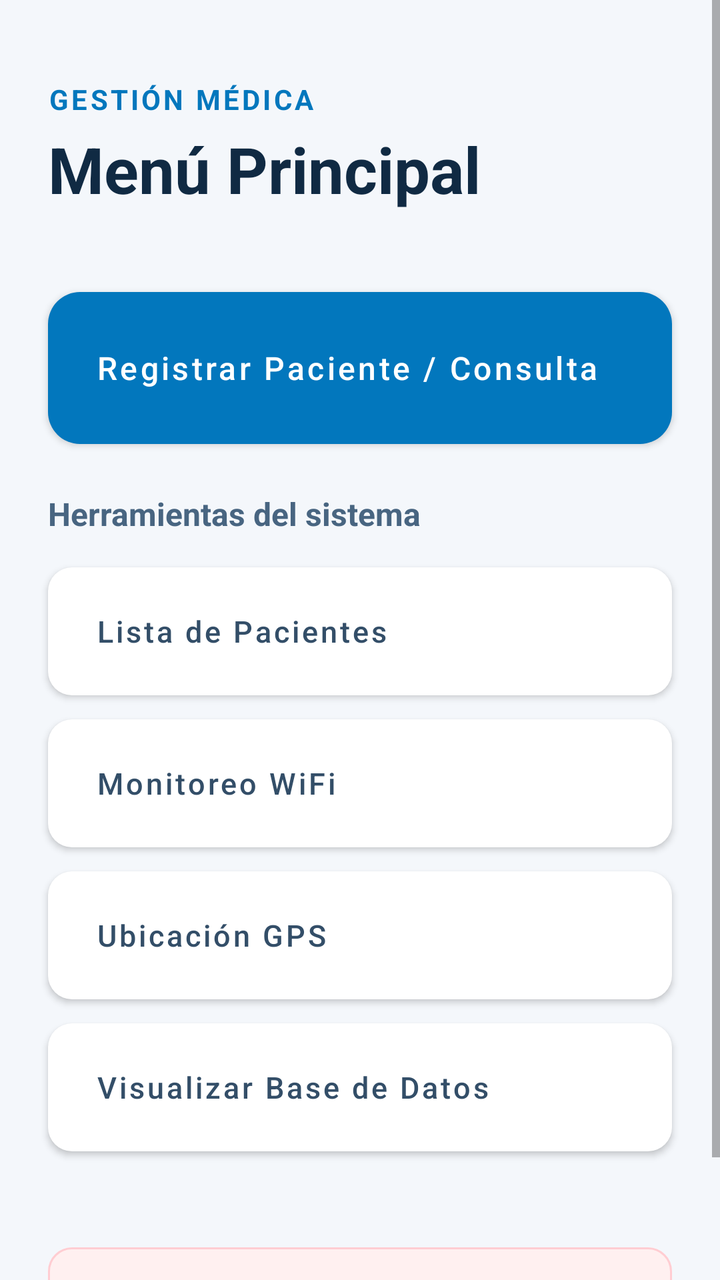
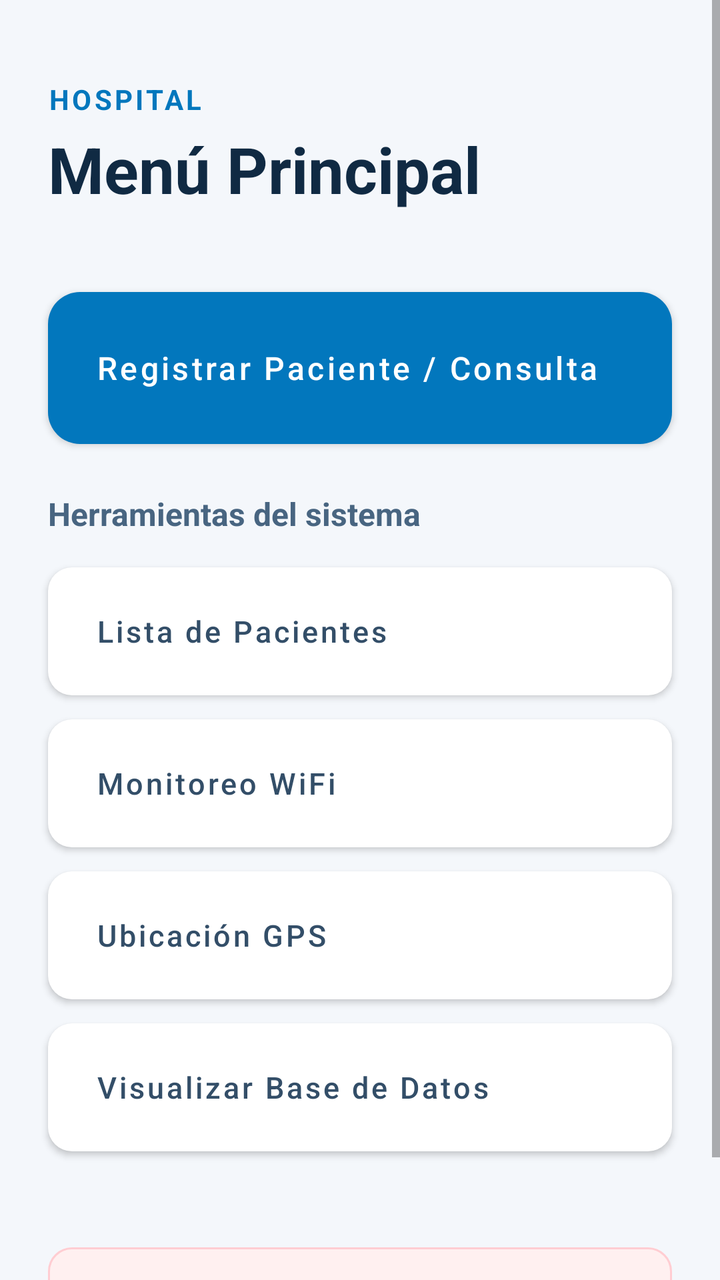

The first picture is an Android layout as it rendered before a commit; the second is the same layout after the commit. The layout source and the unified diff follow.
<!-- AndroidManifest.xml: activity theme Theme.MaterialComponents.Light.NoActionBar -->
<!-- res/layout/activity_menu.xml -->
<?xml version="1.0" encoding="utf-8"?>
<ScrollView xmlns:android="http://schemas.android.com/apk/res/android"
    xmlns:app="http://schemas.android.com/apk/res-auto"
    android:layout_width="match_parent"
    android:layout_height="match_parent"
    android:fillViewport="true"
    android:background="#F4F7FB"> 

    <LinearLayout
        android:layout_width="match_parent"
        android:layout_height="wrap_content"
        android:orientation="vertical"
        android:paddingHorizontal="24dp"
        android:paddingTop="40dp"
        android:paddingBottom="24dp"
        android:clipToPadding="false"> 

        
        <TextView
            android:layout_width="wrap_content"
            android:layout_height="wrap_content"
            android:text="Gestión Médica"
            android:textSize="14sp"
            android:textAllCaps="true"
            android:letterSpacing="0.1"
            android:textColor="#0277BD"
            android:textStyle="bold" />

        
        <TextView
            android:id="@+id/tvTituloMenu"
            android:layout_width="wrap_content"
            android:layout_height="wrap_content"
            android:text="Menú Principal"
            android:textSize="32sp"
            android:textStyle="bold"
            android:textColor="#102A43"
            android:layout_marginTop="4dp"
            android:layout_marginBottom="40dp" />

        
        <com.google.android.material.button.MaterialButton
            android:id="@+id/btnRegistrarPaciente"
            android:layout_width="match_parent"
            android:layout_height="76dp"
            android:text="Registrar Paciente / Consulta"
            android:textColor="@android:color/white"
            android:textSize="16sp"
            android:textAllCaps="false"
            android:gravity="center_vertical|start"
            android:paddingStart="24dp"
            android:paddingEnd="24dp"
            android:insetTop="0dp"
            android:insetBottom="0dp"
            app:cornerRadius="16dp"
            app:backgroundTint="#0277BD"
            app:elevation="4dp"
            android:layout_marginBottom="24dp" />

        
        <TextView
            android:layout_width="wrap_content"
            android:layout_height="wrap_content"
            android:text="Herramientas del sistema"
            android:textSize="16sp"
            android:textStyle="bold"
            android:textColor="#486581"
            android:layout_marginBottom="16dp" />

        
        <com.google.android.material.button.MaterialButton
            android:id="@+id/btnListaPacientes"
            android:layout_width="match_parent"
            android:layout_height="64dp"
            android:text="Lista de Pacientes"
            android:textColor="#334E68"
            android:textSize="15sp"
            android:textAllCaps="false"
            android:gravity="center_vertical|start"
            android:paddingStart="24dp"
            android:paddingEnd="24dp"
            android:insetTop="0dp"
            android:insetBottom="0dp"
            app:cornerRadius="12dp"
            app:backgroundTint="#FFFFFF"
            app:elevation="2dp"
            android:layout_marginBottom="12dp" />

        <com.google.android.material.button.MaterialButton
            android:id="@+id/btnWifi"
            android:layout_width="match_parent"
            android:layout_height="64dp"
            android:text="Monitoreo WiFi"
            android:textColor="#334E68"
            android:textSize="15sp"
            android:textAllCaps="false"
            android:gravity="center_vertical|start"
            android:paddingStart="24dp"
            android:paddingEnd="24dp"
            android:insetTop="0dp"
            android:insetBottom="0dp"
            app:cornerRadius="12dp"
            app:backgroundTint="#FFFFFF"
            app:elevation="2dp"
            android:layout_marginBottom="12dp" />

        <com.google.android.material.button.MaterialButton
            android:id="@+id/btnUbicacion"
            android:layout_width="match_parent"
            android:layout_height="64dp"
            android:text="Ubicación GPS"
            android:textColor="#334E68"
            android:textSize="15sp"
            android:textAllCaps="false"
            android:gravity="center_vertical|start"
            android:paddingStart="24dp"
            android:paddingEnd="24dp"
            android:insetTop="0dp"
            android:insetBottom="0dp"
            app:cornerRadius="12dp"
            app:backgroundTint="#FFFFFF"
            app:elevation="2dp"
            android:layout_marginBottom="12dp" />

        <com.google.android.material.button.MaterialButton
            android:id="@+id/btnVerBaseDatos"
            android:layout_width="match_parent"
            android:layout_height="64dp"
            android:text="Visualizar Base de Datos"
            android:textColor="#334E68"
            android:textSize="15sp"
            android:textAllCaps="false"
            android:gravity="center_vertical|start"
            android:paddingStart="24dp"
            android:paddingEnd="24dp"
            android:insetTop="0dp"
            android:insetBottom="0dp"
            app:cornerRadius="12dp"
            app:backgroundTint="#FFFFFF"
            app:elevation="2dp"
            android:layout_marginBottom="32dp" />

        
        <Space
            android:layout_width="match_parent"
            android:layout_height="0dp"
            android:layout_weight="1" />

        
        <com.google.android.material.button.MaterialButton
            android:id="@+id/btnCerrarSesion"
            style="@style/Widget.MaterialComponents.Button.OutlinedButton"
            android:layout_width="match_parent"
            android:layout_height="60dp"
            android:text="Cerrar Sesión"
            android:textColor="#D32F2F"
            android:textSize="15sp"
            android:textAllCaps="false"
            android:insetTop="0dp"
            android:insetBottom="0dp"
            app:cornerRadius="12dp"
            app:strokeColor="#FFCDD2"
            app:strokeWidth="1dp"
            app:backgroundTint="#FFF0F0"
            android:layout_marginTop="16dp" />

    </LinearLayout>
</ScrollView>
<!-- resources referenced by this layout -->
<resources>

</resources>

<!-- the commit's change to res/layout/activity_menu.xml (unified diff, before → after) -->
@@ -4,7 +4,7 @@
     android:layout_width="match_parent"
     android:layout_height="match_parent"
     android:fillViewport="true"
-    android:background="#F4F7FB"> 
+    android:background="#F4F7FB">
 
     <LinearLayout
         android:layout_width="match_parent"
@@ -13,20 +13,18 @@
         android:paddingHorizontal="24dp"
         android:paddingTop="40dp"
         android:paddingBottom="24dp"
-        android:clipToPadding="false"> 
+        android:clipToPadding="false">
 
-        
         <TextView
             android:layout_width="wrap_content"
             android:layout_height="wrap_content"
-            android:text="Gestión Médica"
+            android:text="HOSPITAL"
             android:textSize="14sp"
             android:textAllCaps="true"
             android:letterSpacing="0.1"
             android:textColor="#0277BD"
             android:textStyle="bold" />
 
-        
         <TextView
             android:id="@+id/tvTituloMenu"
             android:layout_width="wrap_content"
@@ -38,7 +36,6 @@
             android:layout_marginTop="4dp"
             android:layout_marginBottom="40dp" />
 
-        
         <com.google.android.material.button.MaterialButton
             android:id="@+id/btnRegistrarPaciente"
             android:layout_width="match_parent"
@@ -57,7 +54,6 @@
             app:elevation="4dp"
             android:layout_marginBottom="24dp" />
 
-        
         <TextView
             android:layout_width="wrap_content"
             android:layout_height="wrap_content"
@@ -67,7 +63,6 @@
             android:textColor="#486581"
             android:layout_marginBottom="16dp" />
 
-        
         <com.google.android.material.button.MaterialButton
             android:id="@+id/btnListaPacientes"
             android:layout_width="match_parent"
@@ -140,13 +135,11 @@
             app:elevation="2dp"
             android:layout_marginBottom="32dp" />
 
-        
         <Space
             android:layout_width="match_parent"
             android:layout_height="0dp"
             android:layout_weight="1" />
 
-        
         <com.google.android.material.button.MaterialButton
             android:id="@+id/btnCerrarSesion"
             style="@style/Widget.MaterialComponents.Button.OutlinedButton"
